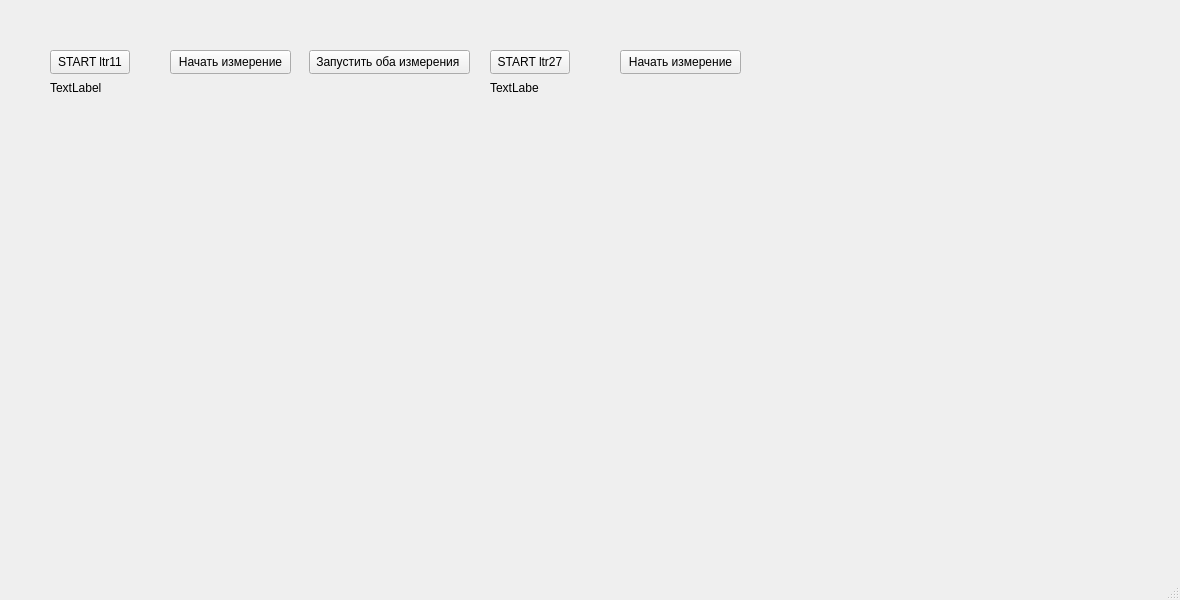
EroHUB/LTR_11_27, file mainwindow.ui: the form before one commit.
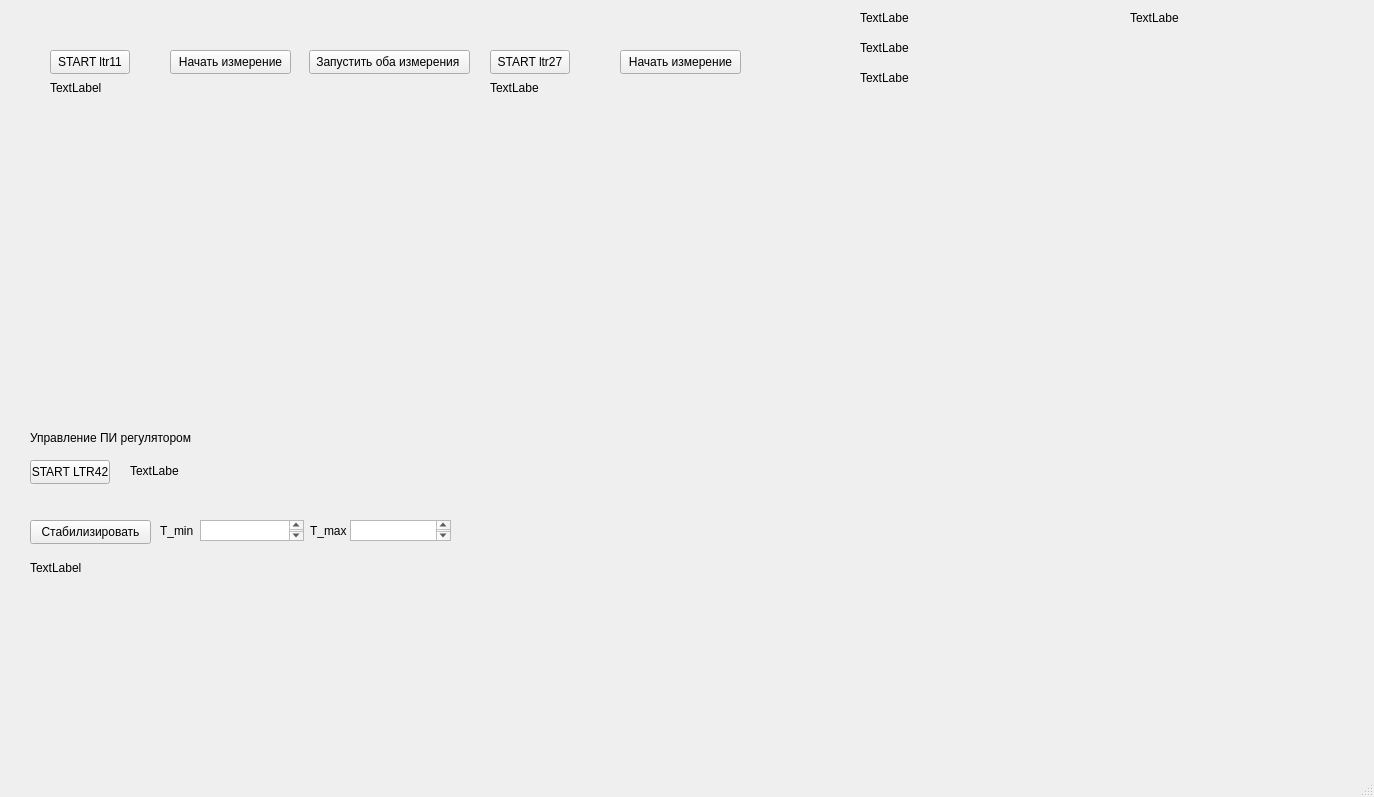
The form after the commit. Custom widgets are drawn as their Qt base class.

Patch:
```diff
--- a/mainwindow.ui
+++ b/mainwindow.ui
@@ -6,8 +6,8 @@
    <rect>
     <x>0</x>
     <y>0</y>
-    <width>1180</width>
-    <height>600</height>
+    <width>1374</width>
+    <height>797</height>
    </rect>
   </property>
   <property name="windowTitle">
@@ -94,8 +94,8 @@
      <rect>
       <x>480</x>
       <y>120</y>
-      <width>471</width>
-      <height>291</height>
+      <width>821</width>
+      <height>581</height>
      </rect>
     </property>
    </widget>
@@ -125,6 +125,169 @@
      <string>Запустить оба измерения </string>
     </property>
    </widget>
+   <widget class="QLabel" name="label_3">
+    <property name="geometry">
+     <rect>
+      <x>860</x>
+      <y>10</y>
+      <width>49</width>
+      <height>16</height>
+     </rect>
+    </property>
+    <property name="text">
+     <string>TextLabel</string>
+    </property>
+   </widget>
+   <widget class="QLabel" name="label_4">
+    <property name="geometry">
+     <rect>
+      <x>860</x>
+      <y>40</y>
+      <width>49</width>
+      <height>16</height>
+     </rect>
+    </property>
+    <property name="text">
+     <string>TextLabel</string>
+    </property>
+   </widget>
+   <widget class="QLabel" name="label_5">
+    <property name="geometry">
+     <rect>
+      <x>860</x>
+      <y>70</y>
+      <width>49</width>
+      <height>16</height>
+     </rect>
+    </property>
+    <property name="text">
+     <string>TextLabel</string>
+    </property>
+   </widget>
+   <widget class="QLabel" name="label_6">
+    <property name="geometry">
+     <rect>
+      <x>30</x>
+      <y>430</y>
+      <width>221</width>
+      <height>16</height>
+     </rect>
+    </property>
+    <property name="text">
+     <string>Управление ПИ регулятором</string>
+    </property>
+   </widget>
+   <widget class="QPushButton" name="pushButton_2">
+    <property name="geometry">
+     <rect>
+      <x>30</x>
+      <y>460</y>
+      <width>80</width>
+      <height>24</height>
+     </rect>
+    </property>
+    <property name="text">
+     <string>START LTR42</string>
+    </property>
+   </widget>
+   <widget class="QPushButton" name="pushButton_3">
+    <property name="geometry">
+     <rect>
+      <x>30</x>
+      <y>520</y>
+      <width>121</width>
+      <height>24</height>
+     </rect>
+    </property>
+    <property name="text">
+     <string>Стабилизировать</string>
+    </property>
+   </widget>
+   <widget class="QTextEdit" name="textEdit">
+    <property name="geometry">
+     <rect>
+      <x>200</x>
+      <y>520</y>
+      <width>104</width>
+      <height>21</height>
+     </rect>
+    </property>
+   </widget>
+   <widget class="QTextEdit" name="textEdit_2">
+    <property name="geometry">
+     <rect>
+      <x>350</x>
+      <y>520</y>
+      <width>101</width>
+      <height>21</height>
+     </rect>
+    </property>
+   </widget>
+   <widget class="QLabel" name="label_7">
+    <property name="geometry">
+     <rect>
+      <x>160</x>
+      <y>520</y>
+      <width>49</width>
+      <height>21</height>
+     </rect>
+    </property>
+    <property name="text">
+     <string>T_min</string>
+    </property>
+   </widget>
+   <widget class="QLabel" name="label_8">
+    <property name="geometry">
+     <rect>
+      <x>310</x>
+      <y>520</y>
+      <width>49</width>
+      <height>21</height>
+     </rect>
+    </property>
+    <property name="text">
+     <string>T_max</string>
+    </property>
+   </widget>
+   <widget class="QLabel" name="label_9">
+    <property name="geometry">
+     <rect>
+      <x>130</x>
+      <y>460</y>
+      <width>49</width>
+      <height>21</height>
+     </rect>
+    </property>
+    <property name="text">
+     <string>TextLabel</string>
+    </property>
+   </widget>
+   <widget class="QLabel" name="label_10">
+    <property name="geometry">
+     <rect>
+      <x>30</x>
+      <y>560</y>
+      <width>231</width>
+      <height>16</height>
+     </rect>
+    </property>
+    <property name="text">
+     <string>TextLabel</string>
+    </property>
+   </widget>
+   <widget class="QLabel" name="label_average_temperature">
+    <property name="geometry">
+     <rect>
+      <x>1130</x>
+      <y>10</y>
+      <width>49</width>
+      <height>16</height>
+     </rect>
+    </property>
+    <property name="text">
+     <string>TextLabel</string>
+    </property>
+   </widget>
   </widget>
   <widget class="QMenuBar" name="menubar">
    <property name="geometry">
```
Left out of the diff: 2 changed lines with no effect on the pictures.
